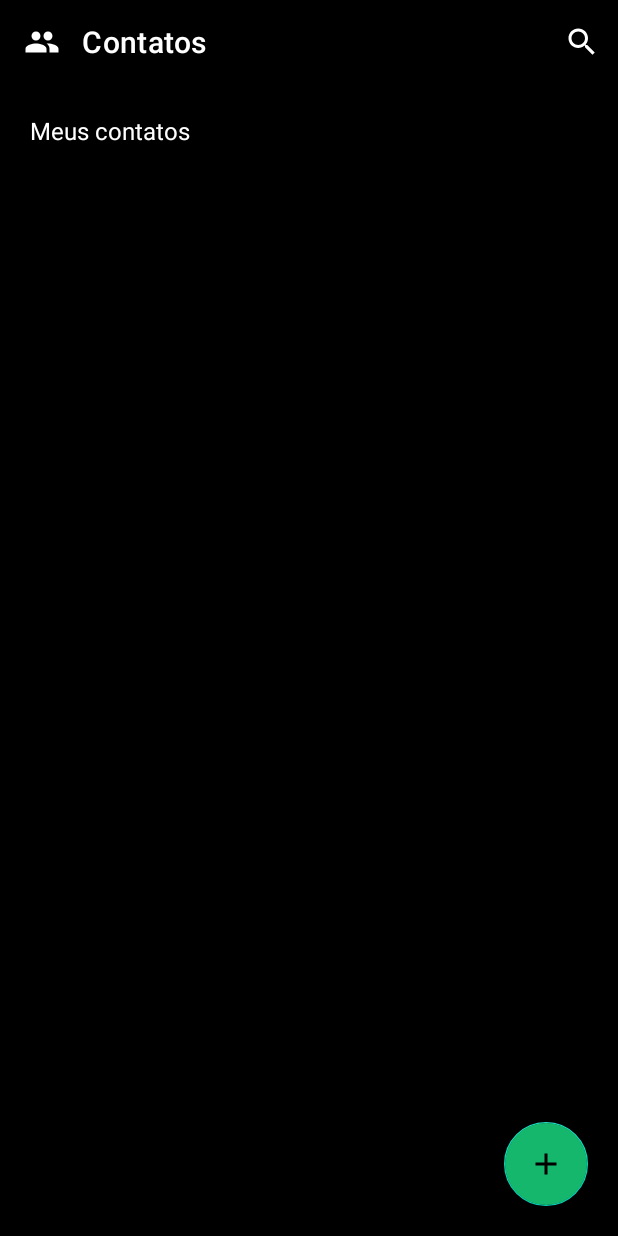
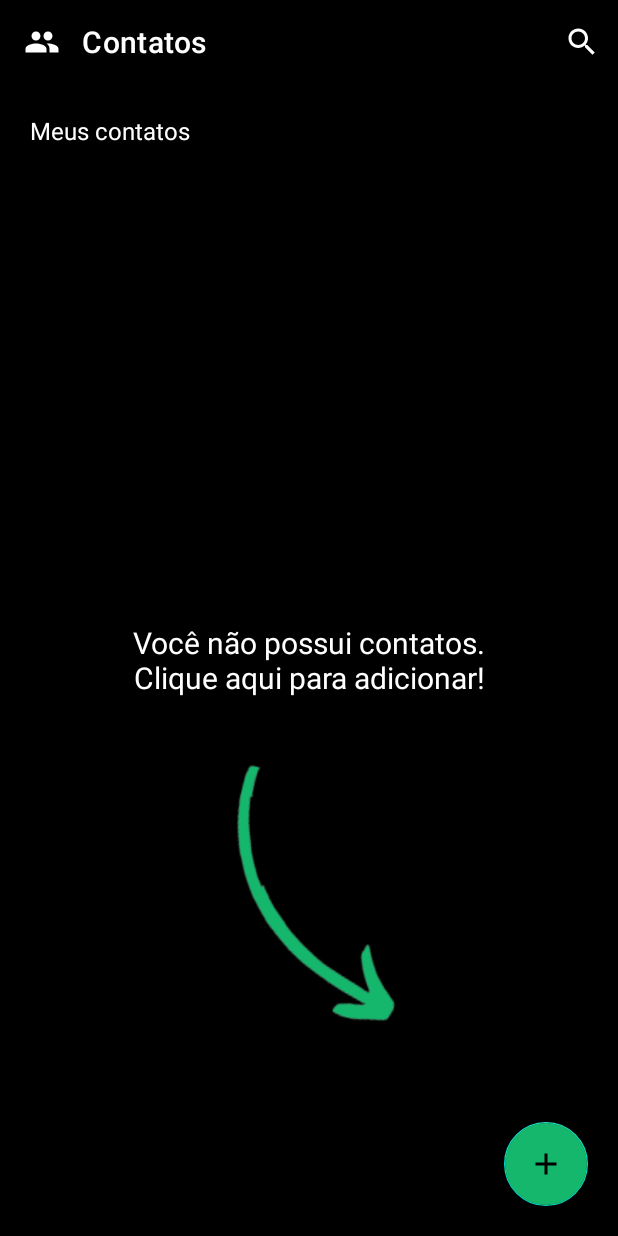
Before and after one commit to let1ci4b/ListaContatos, an Android app: the screen it shows after launch (MainActivity), on a phone screen of 412 x 824 dp. Run offline under Robolectric (Android 15) with nearby library versions, the phone set to English and light mode, and no system bars.

Commit message:
new commit

```diff
--- a/app/src/main/java/com/example/recyclerlistacontatos/Adapter.kt
+++ b/app/src/main/java/com/example/recyclerlistacontatos/Adapter.kt
@@ -25,11 +25,11 @@ class Adapter(private val contactsList : ArrayList<Contacts>) : RecyclerView.Ada
             contactName.text = currentItem.nameContact
             contactNumber.text = currentItem.numberContact
 
-            val isVisible : Boolean = currentItem.visibility
-            expandedLayout.visibility = if(isVisible) View.VISIBLE else View.GONE
+            val isVisible : Boolean? = currentItem.visibility
+            expandedLayout.visibility = if(isVisible == true) View.VISIBLE else View.GONE
 
             cardContact.setOnClickListener {
-                currentItem.visibility = !currentItem.visibility
+                currentItem.visibility = !currentItem.visibility!!
                 notifyItemChanged(position)
             }
 
--- a/app/src/main/java/com/example/recyclerlistacontatos/Contacts.kt
+++ b/app/src/main/java/com/example/recyclerlistacontatos/Contacts.kt
@@ -2,6 +2,4 @@ package com.example.recyclerlistacontatos
 
 import java.io.Serializable
 
-data class Contacts(var titleImage : String, var nameContact : String, var numberContact : String, var visibility: Boolean = false) : Serializable {
-
-}
+data class Contacts(var titleImage : String, var nameContact : String, var numberContact : String, var visibility: Boolean = false) : Serializable
--- a/app/src/main/java/com/example/recyclerlistacontatos/MainActivity.kt
+++ b/app/src/main/java/com/example/recyclerlistacontatos/MainActivity.kt
@@ -4,10 +4,13 @@ import android.app.Activity
 import android.content.Intent
 import android.os.Bundle
 import android.view.Menu
+import android.view.View
 import android.view.Window
 import android.widget.SearchView
 import android.widget.Toast
 import androidx.appcompat.app.AppCompatActivity
+import androidx.core.view.isEmpty
+import androidx.core.view.size
 import androidx.recyclerview.widget.LinearLayoutManager
 import androidx.recyclerview.widget.RecyclerView
 import com.example.recyclerlistacontatos.databinding.MainLayoutBinding
@@ -15,7 +18,7 @@ import com.example.recyclerlistacontatos.databinding.MainLayoutBinding
 class MainActivity : AppCompatActivity() {
     private lateinit var binding: MainLayoutBinding
     private lateinit var newRecyclerView: RecyclerView
-    val contactsList = ArrayList<Contacts>()
+    val contactsList = arrayListOf<Contacts>()
 
     override fun onCreate(savedInstanceState: Bundle?) {
         super.onCreate(savedInstanceState)
@@ -28,24 +31,43 @@ class MainActivity : AppCompatActivity() {
         newRecyclerView.layoutManager = LinearLayoutManager(this)
         newRecyclerView.setHasFixedSize(true)
         onClickListeners()
+        showNoContactsWarning()
+    }
+
+    private fun showNoContactsWarning() {
+        if (contactsList.isEmpty()) {
+            binding.iconNoContactWarning.visibility = View.VISIBLE
+            binding.noContactsWarning.visibility = View.VISIBLE
+        } else {
+            binding.iconNoContactWarning.visibility = View.GONE
+            binding.noContactsWarning.visibility = View.GONE
+        }
+    }
+
+    override fun onResume() {
+        super.onResume()
+        showNoContactsWarning()
     }
     private fun onClickListeners() {
         with(binding) {
             buttonAddContact.setOnClickListener {
                 val intent = Intent(this@MainActivity, AddContactActivity::class.java)
+                intent.putExtra("lista", contactsList)
                 startActivityForResult(intent, 13)
             }
         }
     }
 
+    @Deprecated("Deprecated in Java")
     override fun onActivityResult(requestCode: Int, resultCode: Int, data: Intent?) {
         super.onActivityResult(requestCode, resultCode, data)
         when {
             resultCode == Activity.RESULT_OK -> {
                 if (data != null) {
-                    val contact: Contacts = data?.getSerializableExtra("contact") as Contacts
+                    val contact: Contacts = data.getSerializableExtra("contact") as Contacts
                     contactsList.add(contact)
                     newRecyclerView.adapter = Adapter(contactsList)
+                    showNoContactsWarning()
                 }
             }
 
--- a/app/src/main/res/layout/main_layout.xml
+++ b/app/src/main/res/layout/main_layout.xml
@@ -1,23 +1,34 @@
 <?xml version="1.0" encoding="utf-8"?>
 <androidx.constraintlayout.widget.ConstraintLayout xmlns:android="http://schemas.android.com/apk/res/android"
+    xmlns:tools="http://schemas.android.com/tools"
     android:layout_width="match_parent"
     android:layout_height="match_parent"
     xmlns:app="http://schemas.android.com/apk/res-auto"
     android:background="@color/black">
 
     <TextView
+        android:id="@+id/noContactsWarning"
         android:layout_width="match_parent"
         android:layout_height="wrap_content"
         android:textAlignment="center"
         android:layout_marginHorizontal="20dp"
-        android:text="Você não possui contatos. Clique aqui para adicionar!"
+        android:text="@string/no_contact_warning"
         android:textSize="20dp"
         android:textColor="@color/white"
         app:layout_constraintStart_toStartOf="parent"
         app:layout_constraintEnd_toEndOf="parent"
         app:layout_constraintTop_toTopOf="parent"
-        app:layout_constraintBottom_toBottomOf="parent"
-        android:visibility="gone" />
+        app:layout_constraintBottom_toBottomOf="parent" />
+
+    <ImageView
+        android:id="@+id/iconNoContactWarning"
+        android:layout_width="281dp"
+        android:layout_height="190dp"
+        android:layout_marginTop="35dp"
+        android:src="@drawable/ic_seta"
+        app:layout_constraintEnd_toEndOf="parent"
+        app:layout_constraintStart_toStartOf="parent"
+        app:layout_constraintTop_toBottomOf="@id/noContactsWarning" />
 
     <TextView
         android:id="@+id/meusContatos"
@@ -38,7 +49,8 @@
         android:layout_marginTop="10dp"
         app:layout_constraintBottom_toBottomOf="parent"
         app:layout_constraintTop_toBottomOf="@+id/meusContatos"
-        app:layout_constraintVertical_bias="0.0" />
+        app:layout_constraintVertical_bias="0.0"
+        tools:layout_editor_absoluteX="0dp" />
 
     <com.google.android.material.floatingactionbutton.FloatingActionButton
         android:id="@+id/buttonAddContact"
--- a/app/src/main/res/values/strings.xml
+++ b/app/src/main/res/values/strings.xml
@@ -7,4 +7,5 @@
     <string name="button_save">Salvar</string>
     <string name="button_cancel">Cancelar</string>
     <string name="main_activity_title">Meus contatos</string>
+    <string name="no_contact_warning">Você não possui contatos.\nClique aqui para adicionar!</string>
 </resources>
```
Also changed, not shown: app/src/main/java/com/example/recyclerlistacontatos/AddContactActivity.kt (+6 -7 lines), app/src/main/res/drawable/ic_seta.png (added).
